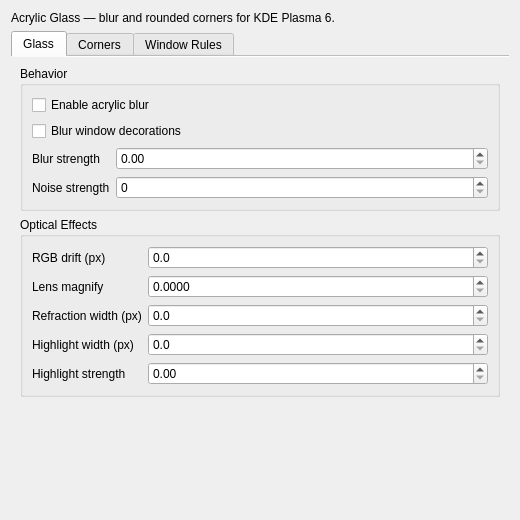
The window that src/offline/kwin-effects/acrylic-glass/src/kcm/config.ui (lestercorderomurillo/macos-tahoe-liquid-kde) describes before a commit, drawn with Qt 5.
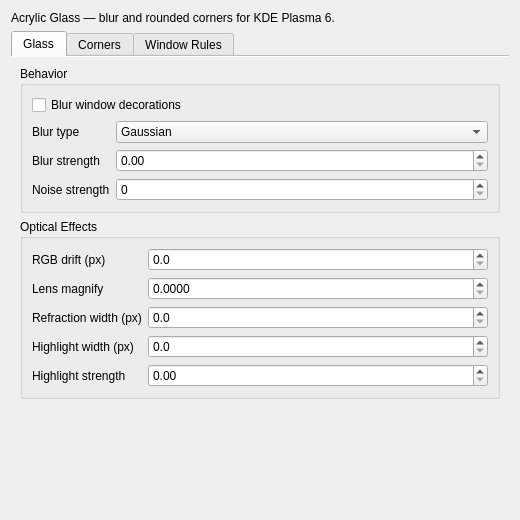
The same window after the commit.

Commit message:
Release v0.12.0 — blur type selector, installer hot-reload, KCM cleanup
Acrylic Glass picks up a Gaussian/Box/Lens kernel selector with bokeh-style
highlight boost on Lens; blur strength default raised to 5; the broken
"Enable acrylic blur" toggle is gone. Installer now qdbus-loads the new .so
in-place and verifies via activeEffects, so the new binary is live without
logout. README adds the Plasma Theme right-click section with light/dark
pair, and the Nautilus card gets a +15% opacity bump so the sidebar stays
readable through the blur.

Patch:
```diff
--- a/src/offline/kwin-effects/acrylic-glass/src/kcm/config.ui
+++ b/src/offline/kwin-effects/acrylic-glass/src/kcm/config.ui
@@ -37,13 +37,6 @@
           <string>Behavior</string>
          </property>
          <layout class="QVBoxLayout" name="verticalLayoutBehavior">
-          <item>
-           <widget class="QCheckBox" name="kcfg_TransparentBlur">
-            <property name="text">
-             <string>Enable acrylic blur</string>
-            </property>
-           </widget>
-          </item>
           <item>
            <widget class="QCheckBox" name="kcfg_BlurDecorations">
             <property name="text">
@@ -54,6 +47,38 @@
           <item>
            <layout class="QFormLayout" name="formLayoutBehavior">
             <item row="0" column="0">
+             <widget class="QLabel" name="labelAcrylicGlassType">
+              <property name="text">
+               <string>Blur type</string>
+              </property>
+              <property name="toolTip">
+               <string>Kernel applied to the blurred backdrop. Gaussian is soft and centered, Box is uniform and frosted, Lens uses a circular kernel for rounder out-of-focus highlights.</string>
+              </property>
+             </widget>
+            </item>
+            <item row="0" column="1">
+             <widget class="QComboBox" name="kcfg_AcrylicGlassType">
+              <property name="toolTip">
+               <string>Kernel applied to the blurred backdrop. Gaussian is soft and centered, Box is uniform and frosted, Lens uses a circular kernel for rounder out-of-focus highlights.</string>
+              </property>
+              <item>
+               <property name="text">
+                <string>Gaussian</string>
+               </property>
+              </item>
+              <item>
+               <property name="text">
+                <string>Box</string>
+               </property>
+              </item>
+              <item>
+               <property name="text">
+                <string>Lens</string>
+               </property>
+              </item>
+             </widget>
+            </item>
+            <item row="1" column="0">
              <widget class="QLabel" name="labelBlurStrength">
               <property name="text">
                <string>Blur strength</string>
@@ -63,7 +88,7 @@
               </property>
              </widget>
             </item>
-            <item row="0" column="1">
+            <item row="1" column="1">
              <widget class="QDoubleSpinBox" name="kcfg_BlurStrength">
               <property name="toolTip">
                <string>Kawase downsample depth. Higher values produce a deeper blur. Fractional values interpolate smoothly.</string>
@@ -82,7 +107,7 @@
               </property>
              </widget>
             </item>
-            <item row="1" column="0">
+            <item row="2" column="0">
              <widget class="QLabel" name="labelNoiseStrength">
               <property name="text">
                <string>Noise strength</string>
@@ -92,7 +117,7 @@
               </property>
              </widget>
             </item>
-            <item row="1" column="1">
+            <item row="2" column="1">
              <widget class="QSpinBox" name="kcfg_NoiseStrength">
               <property name="toolTip">
                <string>Fine grain added to reduce color banding in smooth blur gradients. 0 disables grain.</string>
```
The commit also changes 16 other files.
